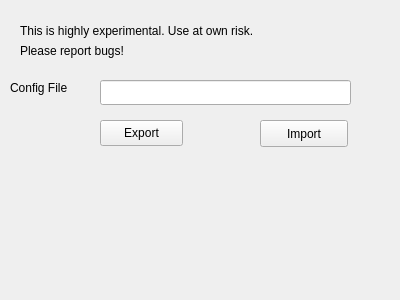
Old version of the form ground/src/plugins/importexport/importexportgadgetwidget.ui in the repository openpilot/OpenPilot.
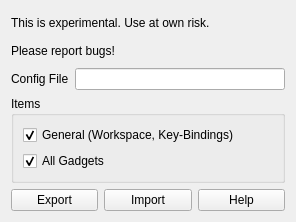
New version of the form.

Commit message: OP-99 Export/Import Plugin: Handling of workspace-settings, layout, key-binding. Formatting. Quite a few changes in the core-plugin.

```diff
--- a/ground/src/plugins/importexport/importexportgadgetwidget.ui
+++ b/ground/src/plugins/importexport/importexportgadgetwidget.ui
@@ -6,88 +6,101 @@
    <rect>
     <x>0</x>
     <y>0</y>
-    <width>400</width>
-    <height>300</height>
+    <width>296</width>
+    <height>222</height>
    </rect>
   </property>
   <property name="windowTitle">
    <string>Form</string>
   </property>
-  <widget class="QLineEdit" name="configFile">
-   <property name="geometry">
-    <rect>
-     <x>100</x>
-     <y>80</y>
-     <width>251</width>
-     <height>25</height>
-    </rect>
-   </property>
-  </widget>
+  <layout class="QVBoxLayout" name="verticalLayout_2">
+   <item>
+    <layout class="QVBoxLayout" name="verticalLayout">
+     <item>
+      <widget class="QLabel" name="label_2">
+       <property name="text">
+        <string>This is experimental. Use at own risk.</string>
+       </property>
+      </widget>
+     </item>
+     <item>
+      <widget class="QLabel" name="label_3">
+       <property name="text">
+        <string>Please report bugs!</string>
+       </property>
+      </widget>
+     </item>
+    </layout>
+   </item>
+   <item>
+    <layout class="QHBoxLayout" name="horizontalLayout_2">
+     <item>
   <widget class="QLabel" name="label">
-   <property name="geometry">
-    <rect>
-     <x>10</x>
-     <y>80</y>
-     <width>81</width>
-     <height>16</height>
-    </rect>
-   </property>
    <property name="text">
     <string>Config File</string>
    </property>
   </widget>
-  <widget class="QLabel" name="label_2">
-   <property name="geometry">
-    <rect>
-     <x>20</x>
-     <y>20</y>
-     <width>331</width>
-     <height>21</height>
-    </rect>
-   </property>
+     </item>
+     <item>
+      <widget class="QLineEdit" name="configFile"/>
+     </item>
+    </layout>
+   </item>
+   <item>
+    <widget class="QGroupBox" name="groupBox">
+     <property name="title">
+      <string>Items</string>
+     </property>
+     <layout class="QVBoxLayout" name="verticalLayout_3">
+      <item>
+       <widget class="QCheckBox" name="checkBoxGeneral">
    <property name="text">
-    <string>This is highly experimental. Use at own risk.</string>
-   </property>
-  </widget>
+         <string>General (Workspace, Key-Bindings)</string>
+        </property>
+        <property name="checked">
+         <bool>true</bool>
+        </property>
+       </widget>
+      </item>
+      <item>
+       <widget class="QCheckBox" name="checkBoxAllGadgets">
+        <property name="text">
+         <string>All Gadgets</string>
+        </property>
+        <property name="checked">
+         <bool>true</bool>
+        </property>
+       </widget>
+      </item>
+     </layout>
+    </widget>
+   </item>
+   <item>
+    <layout class="QHBoxLayout" name="horizontalLayout">
+     <item>
   <widget class="QPushButton" name="exportButton">
-   <property name="geometry">
-    <rect>
-     <x>100</x>
-     <y>120</y>
-     <width>83</width>
-     <height>26</height>
-    </rect>
-   </property>
    <property name="text">
     <string>Export</string>
    </property>
   </widget>
+     </item>
+     <item>
   <widget class="QPushButton" name="importButton">
-   <property name="geometry">
-    <rect>
-     <x>260</x>
-     <y>120</y>
-     <width>88</width>
-     <height>27</height>
-    </rect>
-   </property>
    <property name="text">
     <string>Import</string>
    </property>
   </widget>
-  <widget class="QLabel" name="label_3">
-   <property name="geometry">
-    <rect>
-     <x>20</x>
-     <y>40</y>
-     <width>331</width>
-     <height>21</height>
-    </rect>
-   </property>
+     </item>
+     <item>
+      <widget class="QPushButton" name="helpButton">
    <property name="text">
-    <string>Please report bugs!</string>
-   </property>
-  </widget>
+        <string>Help</string>
+       </property>
+      </widget>
+     </item>
+    </layout>
+   </item>
+  </layout>
  </widget>
  <resources/>
  <connections/>
```
Lines whose indentation alone changed are shown as unchanged. The commit also changes 30 other files.
